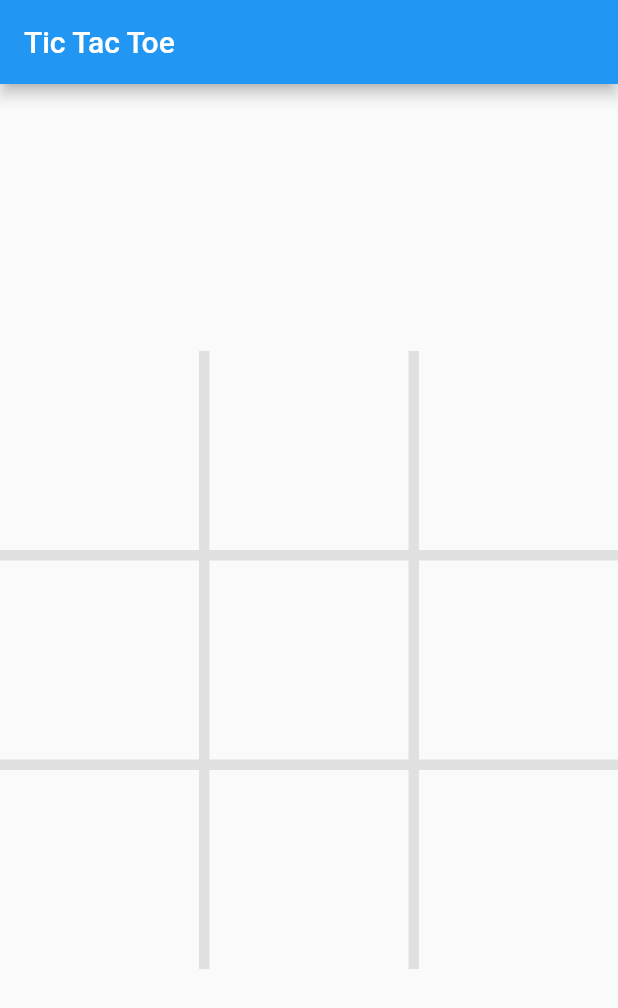
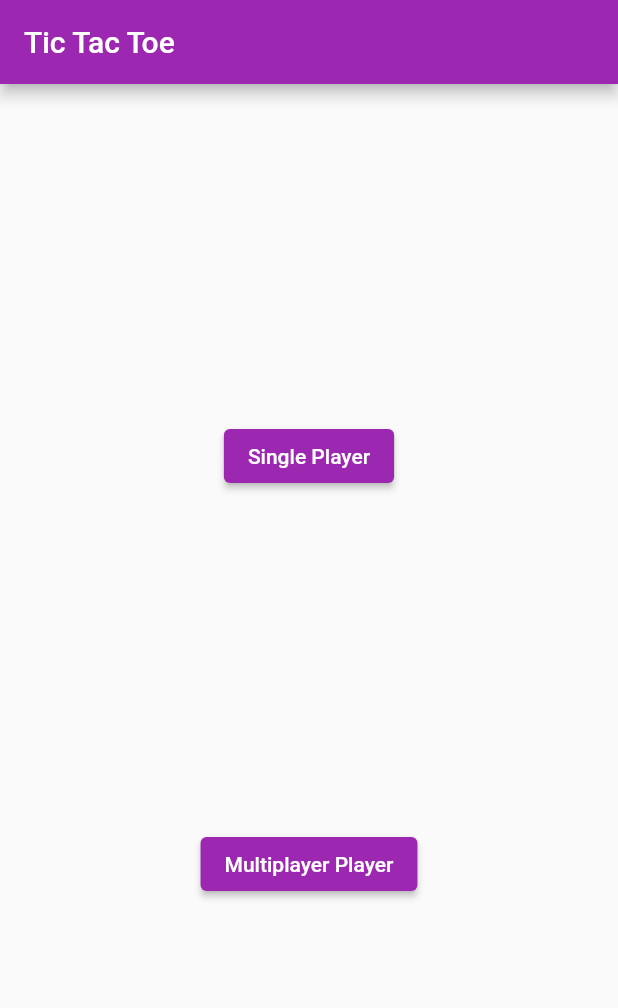
Before and after one commit to mithun1st/TicTacToe, a Flutter app: the screen it shows after launch, on a phone screen of 412 x 824 dp. Shown: the top 1008 px of the screen. Run offline on Flutter 3.47's test engine with Material 2 defaults, Android fonts, the phone set to English and light mode, and no system bars.

Commit message:
multiplayer done

```diff
--- a/lib/main.dart
+++ b/lib/main.dart
@@ -1,5 +1,6 @@
 import 'package:flutter/material.dart';
-import 'package:tic_tac_toe/playground.dart';
+import 'package:tic_tac_toe/playGround/multi_player.dart';
+import 'package:tic_tac_toe/select_mood.dart';
 
 void main(List<String> args) {
   runApp(MyApp());
@@ -9,7 +10,13 @@ class MyApp extends StatelessWidget {
   @override
   Widget build(BuildContext context) {
     return MaterialApp(
+      theme: ThemeData(
+        primarySwatch: Colors.purple,
+      ),
       home: HomePage(),
+      routes: {
+        MultiPlayer.routeName: (context) => MultiPlayer(),
+      },
     );
   }
 }
@@ -24,12 +31,11 @@ class HomePage extends StatefulWidget {
 class _HomePageState extends State<HomePage> {
   @override
   Widget build(BuildContext context) {
-    double screenWidth = MediaQuery.of(context).size.width;
     return Scaffold(
       appBar: AppBar(
         title: const Text('Tic Tac Toe'),
       ),
-      body: PlayGround(screenWidth),
+      body: SelectMood(),
     );
   }
 }
--- /dev/null
+++ b/lib/model.dart
@@ -0,0 +1,5 @@
+enum Symbol {
+  E,
+  X,
+  O,
+}
--- a/lib/playground.dart
+++ /dev/null
@@ -1,64 +0,0 @@
-import 'dart:ffi';
-
-import 'package:flutter/gestures.dart';
-import 'package:flutter/material.dart';
-
-class PlayGround extends StatefulWidget {
-  final double? screenWidth;
-
-  PlayGround(this.screenWidth);
-
-  @override
-  State<StatefulWidget> createState() {
-    return PlayGroundState();
-  }
-}
-
-class PlayGroundState extends State<PlayGround> {
-  int j = 10;
-  Widget Box(int i) {
-    return GestureDetector(
-      child: Container(
-        color: Theme.of(context).scaffoldBackgroundColor,
-      ),
-      onTap: () => fnc(i),
-    );
-  }
-
-  void fnc(int i) {
-    j = i;
-    setState(() {});
-  }
-
-  @override
-  Widget build(BuildContext context) {
-    return Center(
-      child: Container(
-        width: widget.screenWidth,
-        height: widget.screenWidth,
-        color: Colors.grey.shade300,
-        child: GridView.builder(
-          gridDelegate: const SliverGridDelegateWithFixedCrossAxisCount(
-            crossAxisCount: 3,
-            mainAxisSpacing: 7,
-            crossAxisSpacing: 7,
-            childAspectRatio: 1 / 1,
-          ),
-          primary: false,
-          itemCount: 9,
-          itemBuilder: (context, i) {
-            if (i == j) {
-              return Container(
-                color: Colors.amber,
-              );
-            } else
-              return GestureDetector(
-                onTap: () => print(i),
-                child: Box(i),
-              );
-          },
-        ),
-      ),
-    );
-  }
-}
--- /dev/null
+++ b/lib/select_mood.dart
@@ -0,0 +1,25 @@
+import 'package:flutter/material.dart';
+import 'package:tic_tac_toe/playGround/multi_player.dart';
+
+class SelectMood extends StatelessWidget {
+  @override
+  Widget build(BuildContext context) {
+    return Center(
+      child: Column(
+        mainAxisAlignment: MainAxisAlignment.spaceEvenly,
+        children: [
+          ElevatedButton(
+            child: const Text('Single Player'),
+            onPressed: () {},
+          ),
+          ElevatedButton(
+            child: const Text('Multiplayer Player'),
+            onPressed: () {
+              Navigator.pushReplacementNamed(context, MultiPlayer.routeName);
+            },
+          ),
+        ],
+      ),
+    );
+  }
+}
```
Also changed, not shown: lib/playGround/multi_player.dart (added, +263 -0 lines), lib/playGround/score_bar.dart (added, +65 -0 lines), lib/playGround/title_bar.dart (added, +97 -0 lines).
